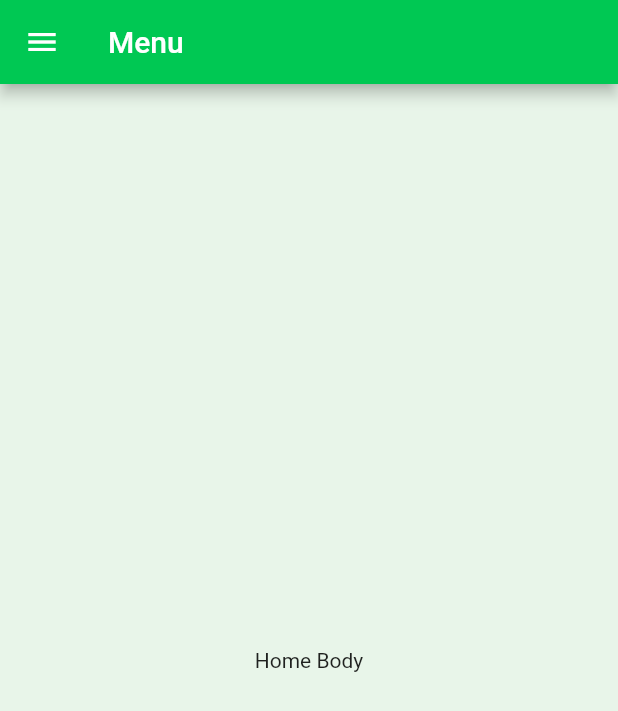
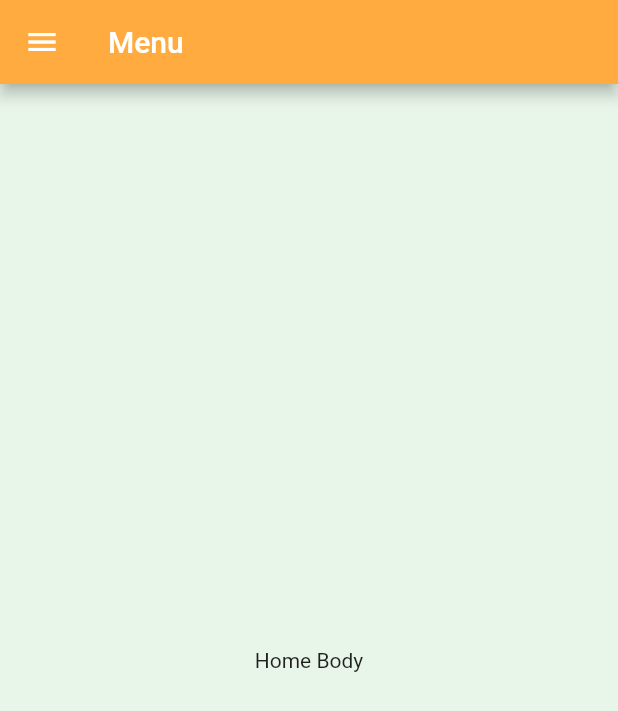
Before and after one commit to CristianBCandia/app-indicar, a Flutter app: the screen it shows after launch, after a tap on "Cadastrar", on a phone screen of 412 x 824 dp. Shown: the top 711 px of the screen. Run offline on Flutter 3.47's test engine with Material 2 defaults, Android fonts, the phone set to English and light mode, and no system bars.

Commit message:
home menu and user register views updated

```diff
--- a/app_indicar/lib/components/home.dart
+++ b/app_indicar/lib/components/home.dart
@@ -8,7 +8,7 @@ class Home extends StatelessWidget {
     return Scaffold(
       appBar: AppBar(title: Text('Menu',
             style: TextStyle(color: Colors.white),),
-        backgroundColor: Colors.greenAccent[700],),
+        backgroundColor: Colors.orangeAccent,),
       body: Center(child: Text('Home Body')),
       backgroundColor: Colors.green[50],
       drawer: Drawer(
@@ -22,11 +22,28 @@ class Home extends StatelessWidget {
           padding: EdgeInsets.zero,
           children: <Widget>[
             DrawerHeader(
-              child: Text('Menu Principal',
-                  style: TextStyle(color: Colors.white, fontSize: 20),
+              child: Container(
+                child: Column(
+                  children: <Widget>[
+                    Material(
+                      borderRadius: BorderRadius.circular(50),
+                      elevation: 10,
+                      child: Padding(padding: EdgeInsets.all(8.0),
+                      child: Image.asset('images/avatar.png', width: 80, height: 80,)),
+                    ),
+                    Padding(
+                      padding: const EdgeInsets.all(10.0),
+                      child: Text('Editar', style: TextStyle(
+                          color: Colors.white,
+                          fontSize: 16,
+                        )
+                      ),
+                    ),
+                  ],
                 ),
+              ),
               decoration: BoxDecoration(
-                color: Colors.deepOrange[600],
+                color: Colors.orangeAccent,
               ),
 
             ),
--- a/app_indicar/lib/components/user_register.dart
+++ b/app_indicar/lib/components/user_register.dart
@@ -14,7 +14,7 @@ class UserRegister extends StatelessWidget {
       home: Scaffold(
         backgroundColor: Colors.green[50],
         appBar: AppBar(
-          backgroundColor: Colors.greenAccent[700],
+          backgroundColor: Colors.orangeAccent,
           elevation: 10,
           title: Text('Preencha com seus dados',
                       style: TextStyle(color: Colors.white),
@@ -71,7 +71,7 @@ class UserRegister extends StatelessWidget {
                       flex: 2,
                       child: Container(
                         width: 500,
-                        height: 80,
+                        height: 60,
                         // ignore: deprecated_member_use
                         child: RaisedButton(
                           child: Text('Cadastrar',
@@ -79,7 +79,7 @@ class UserRegister extends StatelessWidget {
                               color: Colors.white,
                               fontSize: 20,
                               )),
-                          color: Colors.blueAccent,
+                          color: Colors.black54,
                           textColor: Colors.black,
                           onPressed: () {
                             final String name = _controllerName.text;
--- a/app_indicar/pubspec.yaml
+++ b/app_indicar/pubspec.yaml
@@ -48,6 +48,7 @@ flutter:
   # To add assets to your application, add an assets section, like this:
   assets:
     - images/house.png
+    - images/avatar.png
 
 
 
```
Also changed, not shown: app_indicar/images/avatar.png (added).
